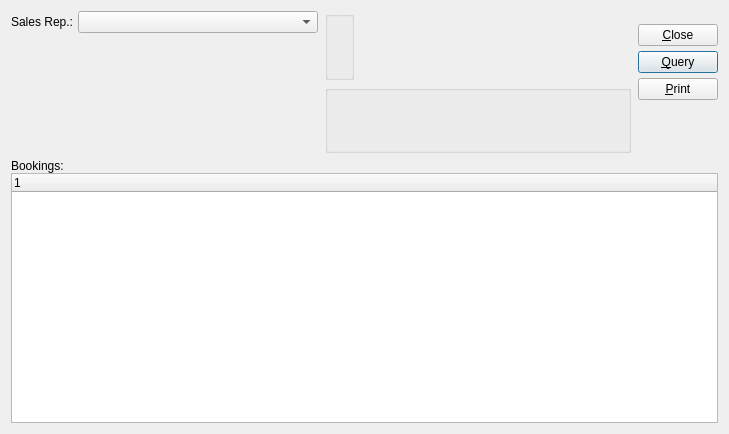
Pegasus-RPG/xtuple-client, file guiclient/dspBookingsBySalesRep.ui: the form before one commit.
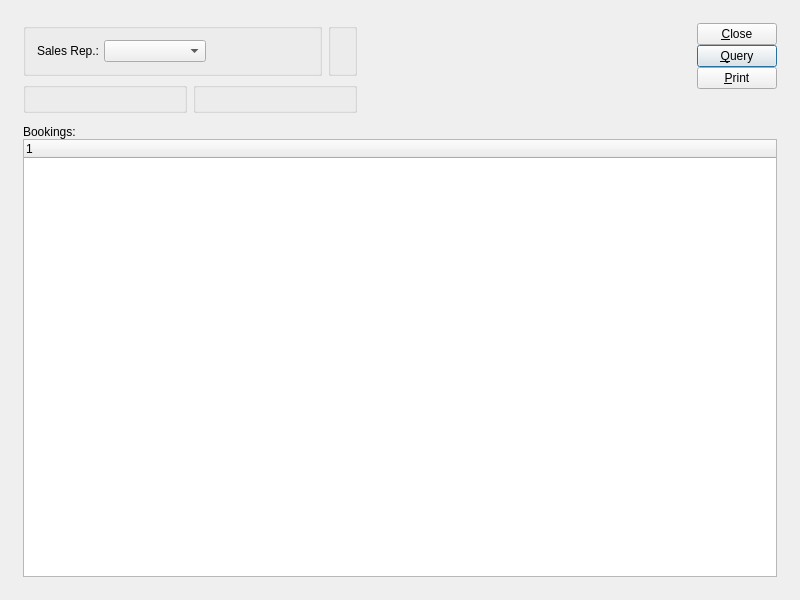
The form after the commit. Custom widgets are drawn as their Qt base class.

Commit message: issue 8520:  Touch up layouts with tweaked clusters.

Diff of the .ui file:
```diff
--- a/guiclient/dspBookingsBySalesRep.ui
+++ b/guiclient/dspBookingsBySalesRep.ui
@@ -13,24 +13,36 @@
    <rect>
     <x>0</x>
     <y>0</y>
-    <width>729</width>
-    <height>434</height>
+    <width>800</width>
+    <height>600</height>
    </rect>
   </property>
   <property name="windowTitle" >
    <string>Bookings by Sales Rep.</string>
   </property>
-   <layout class="QVBoxLayout" >
-    <item>
-     <layout class="QHBoxLayout" >
+  <layout class="QGridLayout" name="gridLayout_5" >
+   <item row="0" column="0" >
+    <layout class="QGridLayout" name="gridLayout_4" >
+     <property name="margin" >
+      <number>12</number>
+     </property>
       <property name="spacing" >
-       <number>7</number>
-      </property>
+      <number>12</number>
+     </property>
+     <item row="0" column="0" >
+      <layout class="QHBoxLayout" name="horizontalLayout_3" >
       <item>
-       <layout class="QVBoxLayout" >
-        <property name="spacing" >
-         <number>0</number>
-        </property>
+        <layout class="QVBoxLayout" name="verticalLayout_2" >
+         <item>
+          <layout class="QHBoxLayout" name="horizontalLayout_2" >
+           <item>
+            <widget class="QGroupBox" name="_salesrepGroup" >
+             <property name="title" >
+              <string/>
+             </property>
+             <layout class="QGridLayout" name="gridLayout_3" >
+              <item row="0" column="0" >
+               <layout class="QVBoxLayout" name="verticalLayout" >
         <item>
          <layout class="QHBoxLayout" >
           <property name="spacing" >
@@ -56,6 +68,19 @@
             </property>
            </widget>
           </item>
+                  <item>
+                   <spacer name="horizontalSpacer" >
+                    <property name="orientation" >
+                     <enum>Qt::Horizontal</enum>
+                    </property>
+                    <property name="sizeHint" stdset="0" >
+                     <size>
+                      <width>0</width>
+                      <height>20</height>
+                     </size>
+                    </property>
+                   </spacer>
+                  </item>
          </layout>
         </item>
         <item>
@@ -64,85 +89,46 @@
            <enum>Qt::Vertical</enum>
           </property>
           <property name="sizeType" >
-           <enum>QSizePolicy::Preferred</enum>
-          </property>
-          <property name="sizeHint" >
+                   <enum>QSizePolicy::Expanding</enum>
+                  </property>
+                  <property name="sizeHint" stdset="0" >
            <size>
             <width>20</width>
-            <height>120</height>
+                    <height>0</height>
            </size>
           </property>
          </spacer>
         </item>
        </layout>
       </item>
+             </layout>
+            </widget>
+           </item>
       <item>
-       <layout class="QVBoxLayout" >
-        <property name="spacing" >
-         <number>5</number>
-        </property>
-        <item>
-         <layout class="QHBoxLayout" >
-          <property name="spacing" >
-           <number>0</number>
-          </property>
-          <item>
-           <layout class="QHBoxLayout" >
-            <property name="spacing" >
-             <number>7</number>
-            </property>
-            <item>
-             <widget class="WarehouseGroup" name="_warehouse" >
+            <widget class="QGroupBox" name="_dateGroup" >
               <property name="title" >
                <string/>
               </property>
-             </widget>
-            </item>
-            <item>
-             <layout class="QVBoxLayout" >
-              <property name="spacing" >
-               <number>0</number>
-              </property>
-              <item>
+             <layout class="QGridLayout" name="gridLayout_2" >
+              <item row="0" column="0" >
                <widget class="DateCluster" name="_dates" />
               </item>
-              <item>
-               <spacer>
-                <property name="orientation" >
-                 <enum>Qt::Vertical</enum>
-                </property>
-                <property name="sizeType" >
-                 <enum>QSizePolicy::Preferred</enum>
-                </property>
-                <property name="sizeHint" >
-                 <size>
-                  <width>20</width>
-                  <height>16</height>
-                 </size>
-                </property>
-               </spacer>
-              </item>
              </layout>
+            </widget>
             </item>
            </layout>
           </item>
           <item>
-           <spacer>
-            <property name="orientation" >
-             <enum>Qt::Horizontal</enum>
-            </property>
-            <property name="sizeType" >
-             <enum>QSizePolicy::Expanding</enum>
-            </property>
-            <property name="sizeHint" >
-             <size>
-              <width>41</width>
-              <height>20</height>
-             </size>
-            </property>
-           </spacer>
-          </item>
-         </layout>
+          <layout class="QHBoxLayout" name="horizontalLayout" >
+           <item>
+            <widget class="WarehouseGroup" name="_warehouse" >
+             <property name="title" >
+              <string/>
+             </property>
+             <property name="fixedSize" >
+              <bool>false</bool>
+             </property>
+            </widget>
         </item>
         <item>
          <widget class="ParameterGroup" name="_productCategory" >
@@ -153,6 +139,24 @@
         </item>
        </layout>
       </item>
+        </layout>
+       </item>
+       <item>
+        <spacer>
+         <property name="orientation" >
+          <enum>Qt::Horizontal</enum>
+         </property>
+         <property name="sizeType" >
+          <enum>QSizePolicy::Expanding</enum>
+         </property>
+         <property name="sizeHint" stdset="0" >
+          <size>
+           <width>0</width>
+           <height>20</height>
+          </size>
+         </property>
+        </spacer>
+       </item>
       <item>
        <layout class="QVBoxLayout" >
         <property name="spacing" >
@@ -161,7 +165,7 @@
         <item>
          <layout class="QVBoxLayout" >
           <property name="spacing" >
-           <number>5</number>
+            <number>0</number>
           </property>
           <item>
            <widget class="QPushButton" name="_close" >
@@ -198,12 +202,12 @@
            <enum>Qt::Vertical</enum>
           </property>
           <property name="sizeType" >
-           <enum>QSizePolicy::Preferred</enum>
-          </property>
-          <property name="sizeHint" >
+            <enum>QSizePolicy::Expanding</enum>
+           </property>
+           <property name="sizeHint" stdset="0" >
            <size>
             <width>20</width>
-            <height>40</height>
+             <height>0</height>
            </size>
           </property>
          </spacer>
@@ -212,7 +216,25 @@
       </item>
      </layout>
     </item>
-    <item>
+     <item row="1" column="0" >
+      <widget class="QFrame" name="_frame" >
+       <property name="sizePolicy" >
+        <sizepolicy vsizetype="Expanding" hsizetype="Preferred" >
+         <horstretch>0</horstretch>
+         <verstretch>1</verstretch>
+        </sizepolicy>
+       </property>
+       <property name="frameShape" >
+        <enum>QFrame::NoFrame</enum>
+       </property>
+       <property name="frameShadow" >
+        <enum>QFrame::Raised</enum>
+       </property>
+       <layout class="QGridLayout" name="gridLayout" >
+        <property name="margin" >
+         <number>0</number>
+        </property>
+        <item row="0" column="0" >
      <layout class="QVBoxLayout" >
       <property name="spacing" >
        <number>0</number>
@@ -231,6 +253,11 @@
     </item>
    </layout>
  </widget>
+     </item>
+    </layout>
+   </item>
+  </layout>
+ </widget>
  <layoutdefault spacing="6" margin="11" />
  <pixmapfunction>qPixmapFromMimeSource</pixmapfunction>
  <customwidgets>
```
Left out of the diff: 5 changed lines with no effect on the pictures. Lines whose indentation alone changed are shown as unchanged. The commit also changes 34 other files.
